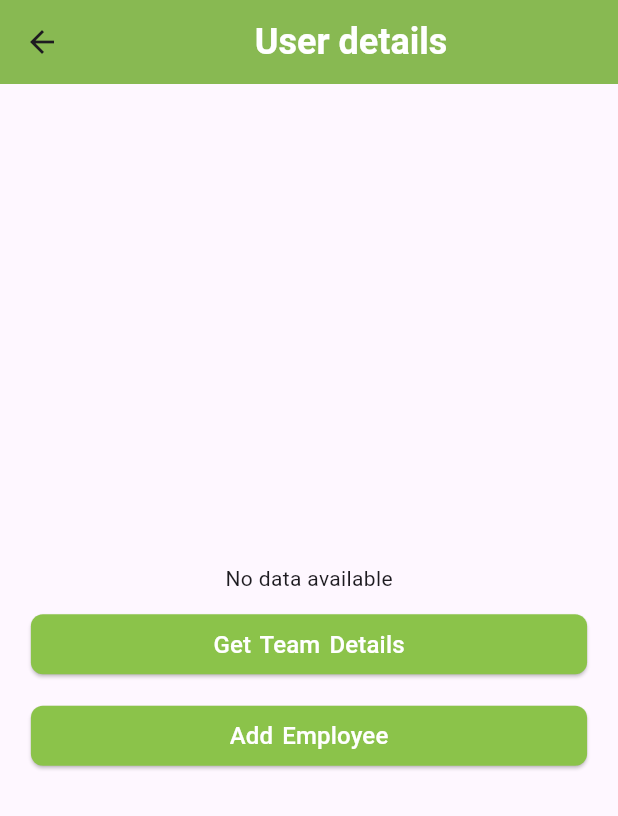
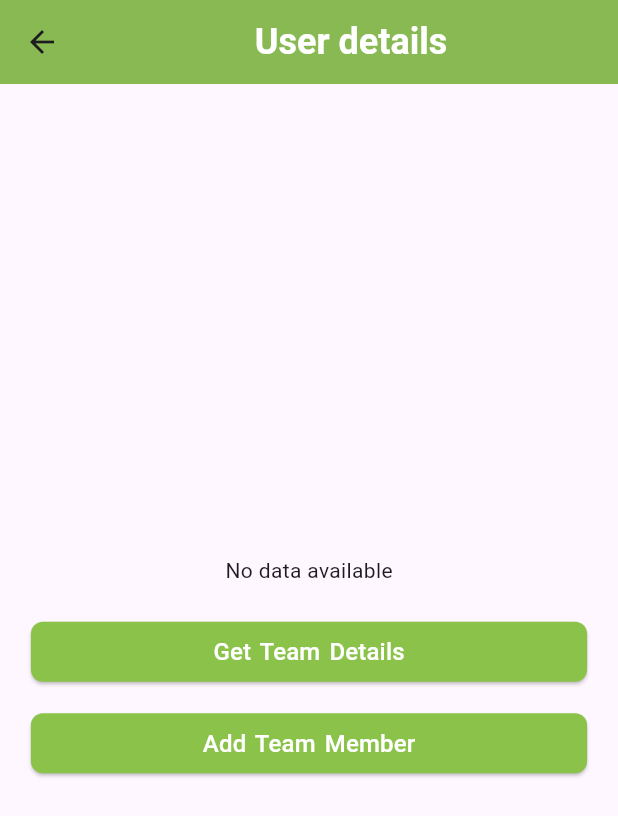
Before and after one commit to Yash-Gupta001/floorimplement, a Flutter app: the Home screen opened by its route, on a phone screen of 412 x 824 dp. Shown: the top 816 px of the screen. Run offline on Flutter 3.47's test engine with Material 3 defaults, Android fonts, the light colour scheme and no system bars; our stand-ins replace double_back_to_close_app, floor, flutter_slidable, get, sqflite; accounts and stored records are empty; generated files the repository leaves out were written again.

Commit message:
ui improved

```diff
--- a/flutterfloor/lib/controller/insertcontroller.dart
+++ b/flutterfloor/lib/controller/insertcontroller.dart
@@ -30,7 +30,7 @@ class Insertcontroller extends GetxController {
   Future<void> insertUnderemployee() async {
     if (validateForm()) {
       final underemployee = UnderemployeeEntity(
-        // ID is auto-generated by Floor, so no need to pass it
+        // ID is auto-generated by Floor
         name: name.value,
         email: email.value,
         phone: phone.value,
@@ -61,9 +61,10 @@ class Insertcontroller extends GetxController {
     showDialog(
       context: context,
       builder: (BuildContext context) {
-        return SingleChildScrollView(
+        return Center(
+          child: SingleChildScrollView(
             child: AlertDialog(
-            title: Text('Add New Employee'),
+              title: Text('Add a team member'),
               content: Column(
                 mainAxisSize: MainAxisSize.min,
                 children: <Widget>[
@@ -128,6 +129,7 @@ class Insertcontroller extends GetxController {
                 ),
               ],
             ),
+          ),
         );
       },
     );
--- a/flutterfloor/lib/entity/employee_entity.dart
+++ b/flutterfloor/lib/entity/employee_entity.dart
@@ -11,7 +11,7 @@ class EmployeeEntity {
   final String uid;  // username
   final String password;
 
-  // constructor without `id` it will be auto-generated
+
   EmployeeEntity({
     this.id,
     required this.name,
--- a/flutterfloor/lib/entity/underemployee_entity.dart
+++ b/flutterfloor/lib/entity/underemployee_entity.dart
@@ -11,8 +11,9 @@ class UnderemployeeEntity {
   final String uid;  // username
   final String password;
 
-  // constructor without `id` it will be auto-generated
+
   UnderemployeeEntity({
+    this.id,
     required this.name,
     required this.email,
     required this.phone,
--- a/flutterfloor/lib/pages/Home.dart
+++ b/flutterfloor/lib/pages/Home.dart
@@ -25,13 +25,11 @@ class Home extends StatelessWidget {
     final underdao = database.underemployeedao;
 
     return Scaffold(
-
       appBar: CustomAppbar(title: 'User details', leading: false),
-
 
       body: DoubleBackToCloseApp(
         snackBar: const SnackBar(
-          content: Text('pres again to exit'),
+          content: Text('Press again to exit'),
         ),
         child: Padding(
           padding: const EdgeInsets.all(16.0),
@@ -39,12 +37,10 @@ class Home extends StatelessWidget {
             mainAxisAlignment: MainAxisAlignment.center,
             crossAxisAlignment: CrossAxisAlignment.center,
             children: <Widget>[
-
-
-
+              // Employee Details Section
               SizedBox(height: 20),
 
-              // Display employee details
+              // Display employee details with improved text styling and layout
               FutureBuilder<EmployeeEntity?>(
                 future: dao.findEmployeeByUid(logincontroller.uid.value),
                 builder: (context, snapshot) {
@@ -55,18 +51,44 @@ class Home extends StatelessWidget {
                   } else if (snapshot.hasData) {
                     var employee = snapshot.data;
                     if (employee != null) {
-                      return Column(
-                        children: [
-                          Text(
-                            'Employee Details\n'
-                            'Employee ID: ${employee.id}\n'
-                            'Employee Name: ${employee.name}\n'
-                            'Employee Email: ${employee.email}\n'
-                            'Employee Phone: ${employee.phone}\n'
-                            'Employee User Name: ${employee.uid}',
-                            style: TextStyle(fontSize: 16),
-                          ),
-                        ],
+                      return Center(
+                        child: Column(
+                          children: [
+                            Text(
+                              'Employee Details\n',
+                              style: TextStyle(
+                                fontSize: 24,
+                                fontWeight: FontWeight.bold,
+                                color: Colors.blueAccent,
+                              ),
+                            ),
+                            SizedBox(height: 8),
+                            Text(
+                              'Employee ID: ${employee.id}',
+                              style: TextStyle(fontSize: 16, color: Colors.grey[700]),
+                            ),
+                            SizedBox(height: 4),
+                            Text(
+                              'Employee Name: ${employee.name}',
+                              style: TextStyle(fontSize: 16, color: Colors.grey[700]),
+                            ),
+                            SizedBox(height: 4),
+                            Text(
+                              'Employee Email: ${employee.email}',
+                              style: TextStyle(fontSize: 16, color: Colors.grey[700]),
+                            ),
+                            SizedBox(height: 4),
+                            Text(
+                              'Employee Phone: ${employee.phone}',
+                              style: TextStyle(fontSize: 16, color: Colors.grey[700]),
+                            ),
+                            SizedBox(height: 4),
+                            Text(
+                              'Employee User Name: ${employee.uid}',
+                              style: TextStyle(fontSize: 16, color: Colors.grey[700]),
+                            ),
+                          ],
+                        ),
                       );
                     } else {
                       return Text('No employee found');
@@ -77,9 +99,9 @@ class Home extends StatelessWidget {
                 },
               ),
 
-              SizedBox(height: 10),
+              SizedBox(height: 20),
 
-              // go to show all employee page
+              // Get Team Details Button with enhanced styling
               CustomButton(
                 text: 'Get Team Details',
                 onPressed: () {
@@ -89,9 +111,9 @@ class Home extends StatelessWidget {
 
               SizedBox(height: 13),
 
-              // Add Employee button
+              // Add Employee Button with improved design
               CustomButton(
-                text: 'Add Employee',
+                text: 'Add Team Member',
                 onPressed: () async {
                   controller.showAddUnderemployeeDialog(context, underdao);
                 },
--- a/flutterfloor/lib/pages/showallemployee.dart
+++ b/flutterfloor/lib/pages/showallemployee.dart
@@ -66,6 +66,7 @@ class ShowallemployeeState extends State<Showallemployee> {
                               //   icon: Icons.edit,
                               //   label: 'Update',
                               // ),
+
                             ],
                           ),
                           child: Card(
--- a/flutterfloor/lib/ui_component/passwordfield.dart
+++ b/flutterfloor/lib/ui_component/passwordfield.dart
@@ -3,7 +3,7 @@ import 'package:flutter/material.dart';
 class PasswordField extends StatefulWidget {
   final TextEditingController passwordController;
 
-  PasswordField({required this.passwordController});
+  const PasswordField({required this.passwordController});
 
   @override
   PasswordFieldState createState() => PasswordFieldState();
```
Lines whose indentation alone changed are shown as unchanged.
